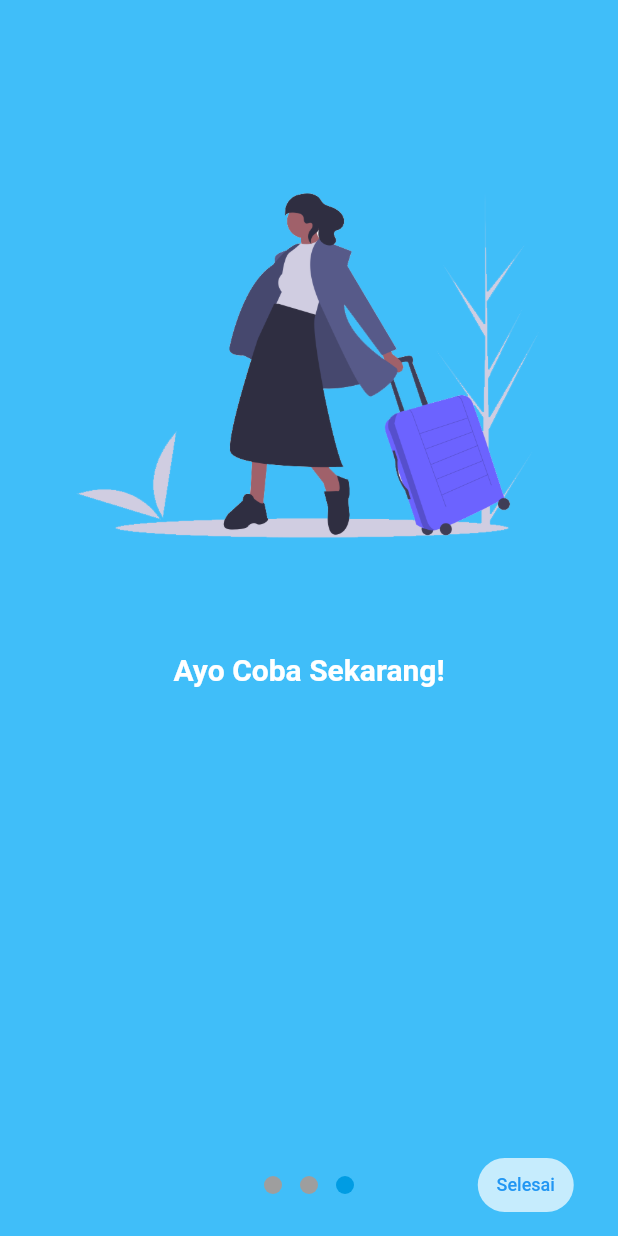
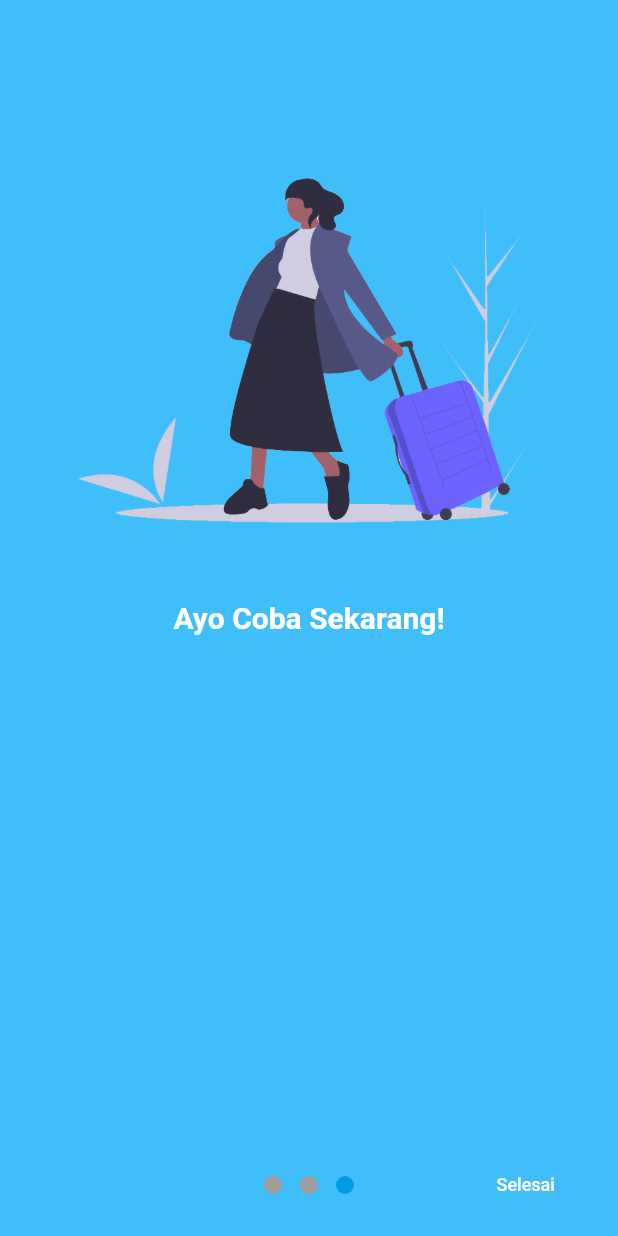
Before and after one commit to FarhanFDjabari/mobile-triplen, a Flutter app: the screen it shows after launch, swiped to page 3, on a phone screen of 412 x 824 dp. Run offline on Flutter 3.47's test engine with Material 2 defaults, Android fonts, the phone set to English and light mode, and no system bars; drawn by our look-alikes of intro_slider; our stand-ins replace bloc, dio, equatable, flutter_bloc, flutter_slidable, google_sign_in and 4 more; missing offline and left inert: indonesia; Roboto replaces fonts that are missing (opensans).

Commit message:
changed slider button

```diff
--- a/lib/screens/profile_screen.dart
+++ b/lib/screens/profile_screen.dart
@@ -104,9 +104,9 @@ class ProfileScreen extends StatelessWidget {
                                     mainAxisAlignment: MainAxisAlignment.spaceBetween,
                                     children: <Widget>[
                                       Text(
-                                        "Top up credit",
+                                        "Upgrade to premium",
                                         style: TextStyle(
-                                            color: Color(0XFFA1A1A1),
+                                            color: Colors.orangeAccent.withOpacity(0.7),
                                             fontSize: 16,
                                             fontWeight: FontWeight.normal
                                         ),
--- a/lib/screens/slider_screen.dart
+++ b/lib/screens/slider_screen.dart
@@ -55,7 +55,7 @@ class _SliderScreenState extends State<SliderScreen> {
     slides.add(
       new Slide(
         title: '',
-        marginTitle: EdgeInsets.only(top: 0),
+        marginTitle: EdgeInsets.only(top: 0,bottom: 15),
         marginDescription: EdgeInsets.only(top: 0),
         description: 'Ayo Coba Sekarang!',
         styleDescription: TextStyle(
@@ -65,8 +65,8 @@ class _SliderScreenState extends State<SliderScreen> {
             fontFamily: 'opensans'
         ),
         pathImage: "assets/undraw_travel_mode_7sf4.png",
-        heightImage: 400.0,
-        widthImage: 400.0,
+        heightImage: 350.0,
+        widthImage: 350.0,
         backgroundColor: ColorUtil.secondaryColor,
       ),
     );
@@ -91,7 +91,7 @@ class _SliderScreenState extends State<SliderScreen> {
   }
 
   Widget renderDoneBtn() {
-    return Text("Selesai", style: TextStyle(fontSize: 12));
+    return Text("Selesai", style: TextStyle(fontSize: 12, color: Colors.white));
   }
 
   Widget renderSkipBtn() {
@@ -106,14 +106,14 @@ class _SliderScreenState extends State<SliderScreen> {
       // Skip button
       renderSkipBtn: this.renderSkipBtn(),
       onSkipPress: this.onSkipPress,
-      colorSkipBtn: Colors.white70,
+      colorSkipBtn: Colors.transparent,
       highlightColorSkipBtn: ColorUtil.BellGrey,
 
       // Next, Done button
       onDonePress: this.onDonePress,
       renderNextBtn: this.renderNextBtn(),
       renderDoneBtn: this.renderDoneBtn(),
-      colorDoneBtn: Colors.white70,
+      colorDoneBtn: Colors.transparent,
       highlightColorDoneBtn: ColorUtil.BellGrey,
       styleNameDoneBtn: TextStyle(fontSize: 12),
       styleNamePrevBtn: TextStyle(fontSize: 12),
```
Also changed, not shown: lib/screens/news_screen.dart (+8 -13 lines).
